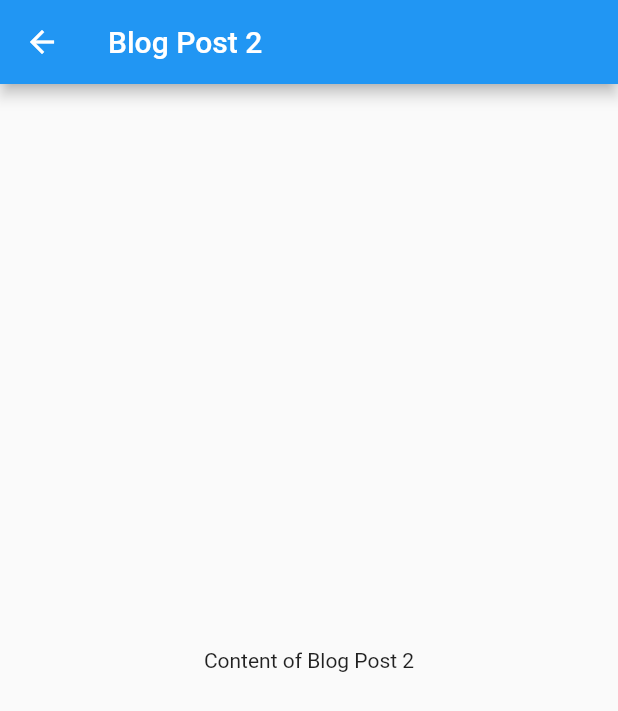
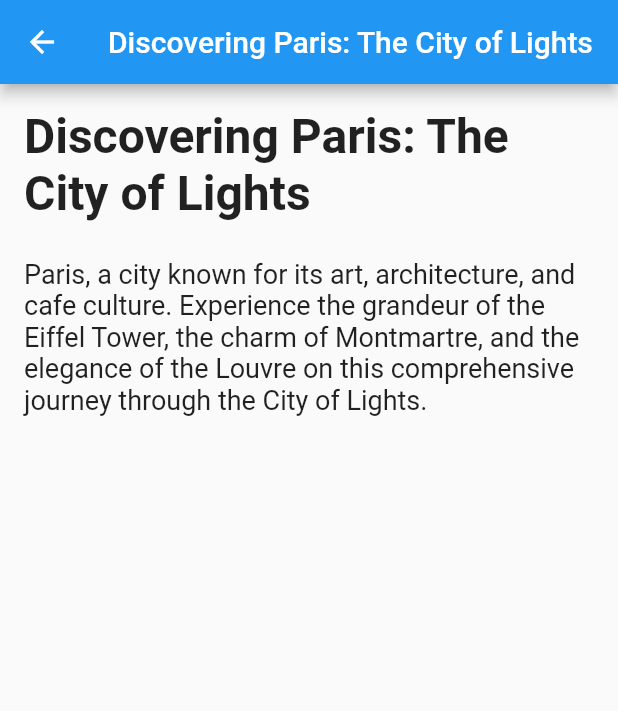
Before and after one commit to MannavaVivek/Flutter_Nomad_Transformer, a Flutter app: the screen it shows after launch, after a tap on "Discovering Paris", on a phone screen of 412 x 824 dp. Shown: the top 711 px of the screen. Run offline on Flutter 3.47's test engine with Material 2 defaults, Android fonts, the phone set to English and light mode, and no system bars; our stand-ins replace go_router; network calls fail.

Commit message:
Implemented Nav

```diff
--- a/lib/main.dart
+++ b/lib/main.dart
@@ -1,7 +1,26 @@
 import 'package:flutter/material.dart';
 import 'package:go_router/go_router.dart';
 
-void main() => runApp(const MyApp());
+class BlogPost {
+  final String title;
+  final String content;
+
+  const BlogPost({required this.title, required this.content});
+}
+
+final blogPosts = {
+  '1': const BlogPost(
+    title: 'Adventure in Italy: A Journey Through Wine Country',
+    content: 'From the rolling vineyards of Tuscany to the historic cellars of Piedmont, '
+        'join us on an unforgettable tour through the wine regions of Italy.',
+  ),
+  '2': const BlogPost(
+    title: 'Discovering Paris: The City of Lights',
+    content: 'Paris, a city known for its art, architecture, and cafe culture. '
+        'Experience the grandeur of the Eiffel Tower, the charm of Montmartre, '
+        'and the elegance of the Louvre on this comprehensive journey through the City of Lights.',
+  ),
+};
 
 final _router = GoRouter(
   routes: [
@@ -11,15 +30,14 @@ final _router = GoRouter(
       routes: [
         GoRoute(
           path: 'post/:id',
-          builder: (context, state) {
-            final id = state.pathParameters['id']!;
-            return BlogPostScreen(postId: id);
-          },
+          builder: (context, state) => BlogPostScreen(postId: state.pathParameters['id']!),
         ),
       ],
     ),
   ],
 );
+
+void main() => runApp(const MyApp());
 
 class MyApp extends StatelessWidget {
   const MyApp({Key? key}) : super(key: key);
@@ -27,8 +45,7 @@ class MyApp extends StatelessWidget {
   @override
   Widget build(BuildContext context) {
     return MaterialApp.router(
-      routerDelegate: _router.routerDelegate,
-      routeInformationParser: _router.routeInformationParser,
+      routerConfig: _router,
     );
   }
 }
@@ -45,6 +62,7 @@ class HomeScreen extends StatelessWidget {
       body: ListView(
         padding: const EdgeInsets.all(8),
         children: [
+          // ignore: prefer_const_constructors
           BlogPostListItem(
             postId: '1',
             title: 'Adventure in the Italy',
@@ -66,14 +84,14 @@ class HomeScreen extends StatelessWidget {
   }
 }
 
-class BlogPostListItem extends StatefulWidget {
+class BlogPostListItem extends StatelessWidget {
   final String postId;
   final String title;
   final String summary;
   final String imageUrl;
   final String imageAttribution;
 
-  BlogPostListItem({
+  const BlogPostListItem({
     Key? key,
     required this.postId,
     required this.title,
@@ -83,48 +101,17 @@ class BlogPostListItem extends StatefulWidget {
   }) : super(key: key);
 
   @override
-  _BlogPostListItemState createState() => _BlogPostListItemState();
-}
-
-class _BlogPostListItemState extends State<BlogPostListItem> {
-  bool _isHovering = false;
-
-  @override
   Widget build(BuildContext context) {
-    return Material(
-      child: InkWell(
-        // on tap go to the blog post screen
-        onTap: () => context.go('post/${widget.postId}'),
-        onHover: (isHovering) {
-          setState(() {
-            _isHovering = isHovering;
-          });
-        },
+    return GestureDetector(
+      onTap: () => context.go('/post/$postId'),
       child: Card(
         child: Column(
           children: [
-              Stack(
-                alignment: Alignment.bottomLeft,
-                children: [
-                  Image.asset(
-                    widget.imageUrl,
+            Image.network(
+              imageUrl,
               width: double.infinity,
               height: 200,
               fit: BoxFit.cover,
-                  ),
-                  if (_isHovering)
-                    Container(
-                      padding: const EdgeInsets.all(8.0),
-                      color: Colors.black54,
-                      child: Text(
-                        widget.imageAttribution,
-                        style: const TextStyle(
-                          color: Colors.white,
-                          fontSize: 16,
-                        ),
-                      ),
-                    ),
-                ],
             ),
             Padding(
               padding: const EdgeInsets.all(16.0),
@@ -132,19 +119,18 @@ class _BlogPostListItemState extends State<BlogPostListItem> {
                 crossAxisAlignment: CrossAxisAlignment.start,
                 children: [
                   Text(
-                      widget.title,
+                    title,
                     style: const TextStyle(fontSize: 24, fontWeight: FontWeight.bold),
                   ),
                   const SizedBox(height: 8),
                   Text(
-                      widget.summary,
+                    summary,
                     style: const TextStyle(fontSize: 16),
                   ),
                 ],
               ),
             ),
           ],
-          ),
         ),
       ),
     );
@@ -158,13 +144,40 @@ class BlogPostScreen extends StatelessWidget {
 
   @override
   Widget build(BuildContext context) {
+    final post = blogPosts[postId] ?? const BlogPost(title: '', content: 'No content available for this post');
     return Scaffold(
       appBar: AppBar(
-        title: Text('Blog Post $postId'),
+        title: Text(post.title),
       ),
-      body: Center(
-        child: Text('Content of Blog Post $postId'),
+      body: SingleChildScrollView(
+        child: Padding(
+          padding: const EdgeInsets.all(16.0),
+          child: PostContent(post: post),
+        ),
       ),
     );
   }
 }
+
+class PostContent extends StatelessWidget {
+  final BlogPost post;
+
+  const PostContent({Key? key, required this.post}) : super(key: key);
+
+  @override
+  Widget build(BuildContext context) {
+    return Column(
+      children: [
+        Text(
+          post.title,
+          style: const TextStyle(fontSize: 32, fontWeight: FontWeight.bold),
+        ),
+        const SizedBox(height: 24),
+        Text(
+          post.content,
+          style: const TextStyle(fontSize: 18),
+        ),
+      ],
+    );
+  }
+}
--- a/lib/working_main.dart
+++ b/lib/working_main.dart
@@ -10,25 +10,17 @@ final _router = GoRouter(
       builder: (context, state) => const HomeScreen(),
       routes: [
         GoRoute(
-          path: 'post1',
-          builder: (context, state) => BlogPostScreen(postId: '1'),
-        ),
-        GoRoute(
-          path: 'post2',
-          builder: (context, state) => BlogPostScreen(postId: '2'),
-        ),
-        GoRoute(
-          path: 'post3',
-          builder: (context, state) => BlogPostScreen(postId: '3'),
-        ),
-        GoRoute(
-          path: 'post4',
-          builder: (context, state) => BlogPostScreen(postId: '4'),
+          path: 'post/:id',
+          builder: (context, state) {
+            final id = state.pathParameters['id']!;
+            return BlogPostScreen(postId: id);
+          },
         ),
       ],
     ),
   ],
 );
+
 
 class MyApp extends StatelessWidget {
   const MyApp({Key? key}) : super(key: key);
@@ -48,28 +40,80 @@ class HomeScreen extends StatelessWidget {
   Widget build(BuildContext context) {
     return Scaffold(
       appBar: AppBar(
-        title: const Text('Home'),
+        title: const Text('My Travel Stories'),
       ),
-      body: Column(
-        mainAxisAlignment: MainAxisAlignment.center,
+      body: ListView(
+        padding: const EdgeInsets.all(8),
         children: [
-          TextButton(
-            onPressed: () => context.go('post1'),
-            child: const Text('Go to Blog Post 1'),
+          BlogPostListItem(
+            postId: '1',
+            title: 'Adventure in the Italy',
+            summary: 'A thrilling journey through wine country...',
+            imageUrl: 'assets/italy_unsplash.jpg',
+            imageAttribution: 'Photo by Chris Karidis on Unsplash',
           ),
-          TextButton(
-            onPressed: () => context.go('post2'),
-            child: const Text('Go to Blog Post 2'),
+          BlogPostListItem(
+            postId: '2',
+            title: 'Discovering Paris',
+            summary: 'The city of lights has so much to offer...',
+            imageUrl: 'assets/paris_unsplash.jpg',
+            imageAttribution: 'Photo by Mattia Righetti on Unsplash',
           ),
-          TextButton(
-            onPressed: () => context.go('post3'),
-            child: const Text('Go to Blog Post 3'),
-          ),
-          TextButton(
-            onPressed: () => context.go('post4'),
-            child: const Text('Go to Blog Post 4'),
-          ),
+          // ...add more blog posts here
         ],
+      ),
+    );
+  }
+}
+
+class BlogPostListItem extends StatelessWidget {
+  final String postId;
+  final String title;
+  final String summary;
+  final String imageUrl;
+  final String imageAttribution;
+
+  BlogPostListItem({
+    Key? key,
+    required this.postId,
+    required this.title,
+    required this.summary,
+    required this.imageUrl,
+    required this.imageAttribution,
+  }) : super(key: key);
+
+  @override
+  Widget build(BuildContext context) {
+    return InkWell(
+      onTap: () => context.go('/post/$postId'),
+      child: Card(
+        child: Column(
+          children: [
+            Image.network(
+              imageUrl,
+              width: double.infinity,
+              height: 200,
+              fit: BoxFit.cover,
+            ),
+            Padding(
+              padding: const EdgeInsets.all(16.0),
+              child: Column(
+                crossAxisAlignment: CrossAxisAlignment.start,
+                children: [
+                  Text(
+                    title,
+                    style: const TextStyle(fontSize: 24, fontWeight: FontWeight.bold),
+                  ),
+                  const SizedBox(height: 8),
+                  Text(
+                    summary,
+                    style: const TextStyle(fontSize: 16),
+                  ),
+                ],
+              ),
+            ),
+          ],
+        ),
       ),
     );
   }
@@ -86,9 +130,57 @@ class BlogPostScreen extends StatelessWidget {
       appBar: AppBar(
         title: Text('Blog Post $postId'),
       ),
-      body: Center(
-        child: Text('Content of Blog Post $postId'),
+      body: SingleChildScrollView(
+        child: Padding(
+          padding: const EdgeInsets.all(16.0),
+          child: PostContent(postId: postId),
+        ),
       ),
     );
   }
 }
+
+class PostContent extends StatelessWidget {
+  final String postId;
+
+  const PostContent({Key? key, required this.postId}) : super(key: key);
+
+  @override
+  Widget build(BuildContext context) {
+    switch (postId) {
+      case '1':
+        return Column(
+          children: const [
+            Text(
+              'Adventure in Italy: A Journey Through Wine Country',
+              style: TextStyle(fontSize: 32, fontWeight: FontWeight.bold),
+            ),
+            SizedBox(height: 24),
+            Text(
+              'From the rolling vineyards of Tuscany to the historic cellars of Piedmont, '
+              'join us on an unforgettable tour through the wine regions of Italy.',
+              style: TextStyle(fontSize: 18),
+            ),
+          ],
+        );
+      case '2':
+        return Column(
+          children: const [
+            Text(
+              'Discovering Paris: The City of Lights',
+              style: TextStyle(fontSize: 32, fontWeight: FontWeight.bold),
+            ),
+            SizedBox(height: 24),
+            Text(
+              'Paris, a city known for its art, architecture, and cafe culture. '
+              'Experience the grandeur of the Eiffel Tower, the charm of Montmartre, '
+              'and the elegance of the Louvre on this comprehensive journey through the City of Lights.',
+              style: TextStyle(fontSize: 18),
+            ),
+          ],
+        );
+      default:
+        return const Text('No content available for this post');
+    }
+  }
+}
```
Also changed, not shown: 3 other files. Lines whose indentation alone changed are shown as unchanged.
